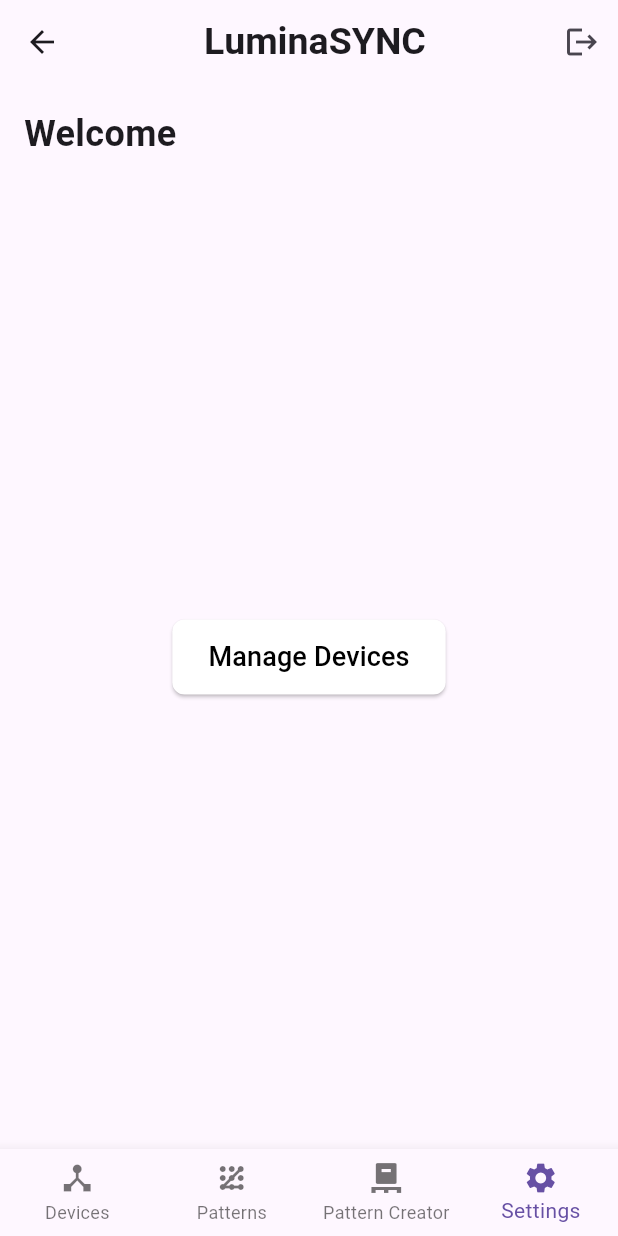
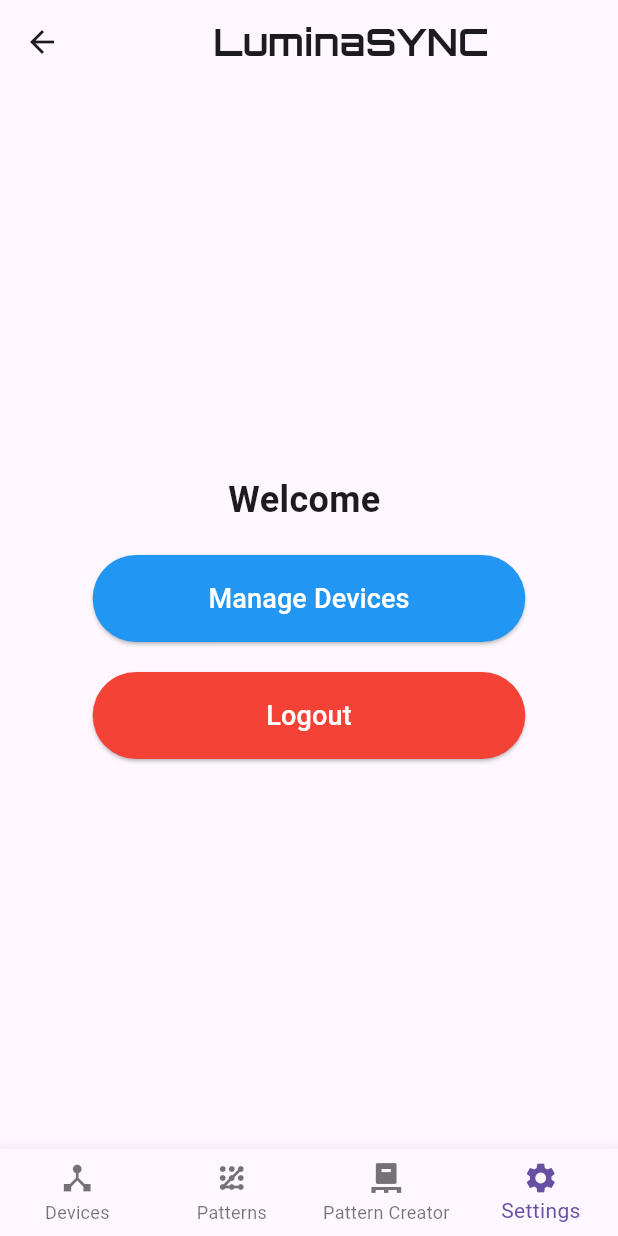
Before and after one commit to HanifMDjamiludin/LuminaSYNC, a Flutter app: the HomeScreen screen opened by its route, item 4 of the bottom bar chosen, on a phone screen of 412 x 824 dp. Run offline on Flutter 3.47's test engine with Material 3 defaults, Android fonts, the phone set to English and light mode, and no system bars; our stand-ins replace firebase_auth, firebase_core, google_fonts, google_sign_in, shared_preferences; missing offline and left inert: flutter_hsvcolor_picker; accounts and stored records are empty; network calls fail.

Commit message:
on/off button / device manager / cleanup

```diff
--- a/luminasyncflutter/lib/buildProfileTab.dart
+++ b/luminasyncflutter/lib/buildProfileTab.dart
@@ -2,6 +2,7 @@ import 'package:flutter/material.dart';
 import 'package:firebase_auth/firebase_auth.dart';
 import 'package:shared_preferences/shared_preferences.dart';
 import 'dart:convert';
+import 'package:google_sign_in/google_sign_in.dart';
 
 import 'package:luminasyncflutter/device_manager.dart';
 
@@ -11,7 +12,7 @@ class ProfileTab extends StatefulWidget {
 }
 
 class _ProfileTabState extends State<ProfileTab> {
-  String displayName = 'User'; // Default display name
+  String displayName = 'LuminaSYNC User'; // Default display name
 
   @override
   void initState() {
@@ -29,9 +30,18 @@ class _ProfileTabState extends State<ProfileTab> {
     } else {
       final user = FirebaseAuth.instance.currentUser;
       setState(() {
-        displayName = user?.displayName ?? 'User'; // Fallback to default display name
+        displayName =
+            user?.displayName ?? 'User'; // Fallback to default display name
       });
     }
+  }
+
+  void _handleLogout(BuildContext context) async {
+    SharedPreferences prefs = await SharedPreferences.getInstance();
+    await prefs.clear();
+    await FirebaseAuth.instance.signOut();
+    await GoogleSignIn().signOut();
+    Navigator.pushReplacementNamed(context, '/');
   }
 
   @override
@@ -39,7 +49,8 @@ class _ProfileTabState extends State<ProfileTab> {
     return Padding(
       padding: const EdgeInsets.all(16.0),
       child: Column(
-        crossAxisAlignment: CrossAxisAlignment.start,
+        crossAxisAlignment: CrossAxisAlignment.center,
+        mainAxisAlignment: MainAxisAlignment.center,
         children: [
           Text(
             'Welcome $displayName',
@@ -49,8 +60,12 @@ class _ProfileTabState extends State<ProfileTab> {
             ),
           ),
           SizedBox(height: 20.0),
-          Expanded(
-            child: Center(
+          Center(
+            child: Column(
+              mainAxisAlignment: MainAxisAlignment.center,
+              children: [
+                Container(
+                  width: MediaQuery.of(context).size.width * 0.7,
                   child: ElevatedButton(
                     onPressed: () async {
                       SharedPreferences prefs =
@@ -75,23 +90,49 @@ class _ProfileTabState extends State<ProfileTab> {
                       }
                     },
                     style: ElevatedButton.styleFrom(
-                  backgroundColor: Colors.white,
+                      backgroundColor: Colors.blue,
                       padding: EdgeInsets.symmetric(
-                    vertical: 12.0,
-                    horizontal: 24.0,
+                        vertical: 16.0,
                       ),
                       shape: RoundedRectangleBorder(
-                    borderRadius: BorderRadius.circular(8.0),
+                        borderRadius: BorderRadius.circular(30.0),
                       ),
                     ),
                     child: Text(
                       'Manage Devices',
                       style: TextStyle(
                         fontSize: 18.0,
-                    color: Colors.black,
+                        color: Colors.white,
                       ),
                     ),
                   ),
+                ),
+                SizedBox(height: 20.0),
+                Container(
+                  width: MediaQuery.of(context).size.width * 0.7,
+                  child: ElevatedButton(
+                    onPressed: () {
+                      _handleLogout(context);
+                    },
+                    style: ElevatedButton.styleFrom(
+                      backgroundColor: Colors.red,
+                      padding: EdgeInsets.symmetric(
+                        vertical: 16.0,
+                      ),
+                      shape: RoundedRectangleBorder(
+                        borderRadius: BorderRadius.circular(30.0),
+                      ),
+                    ),
+                    child: Text(
+                      'Logout',
+                      style: TextStyle(
+                        fontSize: 18.0,
+                        color: Colors.white,
+                      ),
+                    ),
+                  ),
+                ),
+              ],
             ),
           ),
         ],
--- a/luminasyncflutter/lib/devices.dart
+++ b/luminasyncflutter/lib/devices.dart
@@ -1,6 +1,5 @@
 import 'package:flutter/material.dart';
 import 'package:luminasyncflutter/src/api_service.dart';
-import 'package:flutter_hsvcolor_picker/flutter_hsvcolor_picker.dart';
 import 'package:luminasyncflutter/switchButton.dart';
 
 class DeviceManagerScreen extends StatefulWidget {
--- a/luminasyncflutter/lib/src/authorization.dart
+++ b/luminasyncflutter/lib/src/authorization.dart
@@ -194,7 +194,11 @@ class _SignInSignUpPageState extends State<SignInSignUpPage>
           title: Center(
             child: Text(
               'LuminaSYNC',
-              style: TextStyle(fontSize: 25, fontWeight: FontWeight.bold),
+              style: GoogleFonts.orbitron(
+                // Use Google Fonts Orbitron
+                fontSize: 25,
+                fontWeight: FontWeight.bold,
+              ),
             ),
           ),
           backgroundColor: Colors.white,
--- a/luminasyncflutter/lib/src/home_screen.dart
+++ b/luminasyncflutter/lib/src/home_screen.dart
@@ -1,12 +1,11 @@
 import 'package:flutter/material.dart';
-import 'package:firebase_auth/firebase_auth.dart';
-import 'package:google_sign_in/google_sign_in.dart';
 import 'package:luminasyncflutter/creator.dart';
 import 'package:luminasyncflutter/patterns.dart';
 import 'package:luminasyncflutter/devices.dart';
 import 'package:shared_preferences/shared_preferences.dart';
 import 'package:luminasyncflutter/buildProfileTab.dart';
 import 'dart:convert';
+import 'package:google_fonts/google_fonts.dart';
 
 class HomeScreen extends StatefulWidget {
   const HomeScreen({Key? key}) : super(key: key);
@@ -48,17 +47,14 @@ class _HomeScreenState extends State<HomeScreen> {
         title: Center(
           child: Text(
             'LuminaSYNC',
-            style: TextStyle(fontSize: 25, fontWeight: FontWeight.bold),
+            style: GoogleFonts.orbitron(
+              // Use Google Fonts Orbitron
+              fontSize: 25,
+              fontWeight: FontWeight.bold,
+            ),
           ),
         ),
-        actions: [
-          IconButton(
-            icon: Icon(Icons.logout),
-            onPressed: () {
-              _handleLogout(context);
-            },
-          ),
-        ],
+        actions: [],
       ),
       body: _getBody(_currentIndex),
       bottomNavigationBar: BottomNavigationBar(
@@ -91,14 +87,6 @@ class _HomeScreenState extends State<HomeScreen> {
     );
   }
 
-  void _handleLogout(BuildContext context) async {
-    SharedPreferences prefs = await SharedPreferences.getInstance();
-    await prefs.clear();
-    await FirebaseAuth.instance.signOut();
-    await GoogleSignIn().signOut();
-    Navigator.pushReplacementNamed(context, '/');
-  }
-
   Widget _getBody(int index) {
     switch (index) {
       case 0:
--- a/luminasyncflutter/lib/switchButton.dart
+++ b/luminasyncflutter/lib/switchButton.dart
@@ -140,7 +140,7 @@ class _SwitchAndButtonState extends State<SwitchAndButton> {
               setState(() {
                 _switchValue = value;
                 if (value) {
-                  _setDevicePower('on');
+                  _updateLEDColor(_chosenColor);
                 } else {
                   _setDevicePower('off');
                 }
```
Lines whose indentation alone changed are shown as unchanged.
